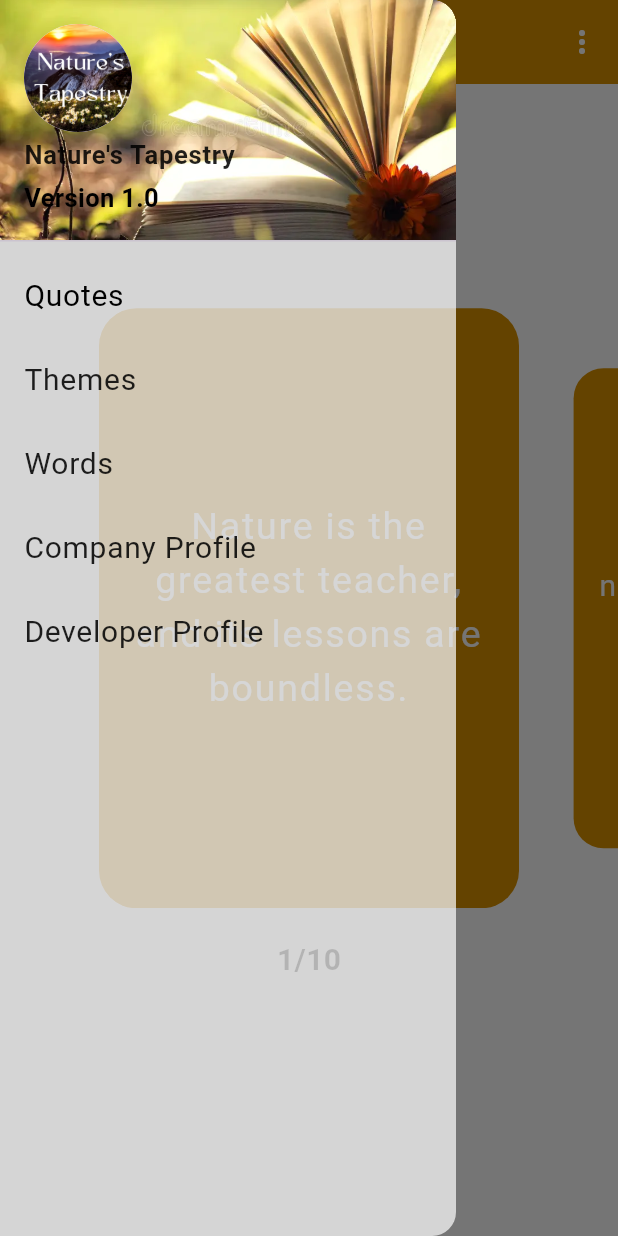
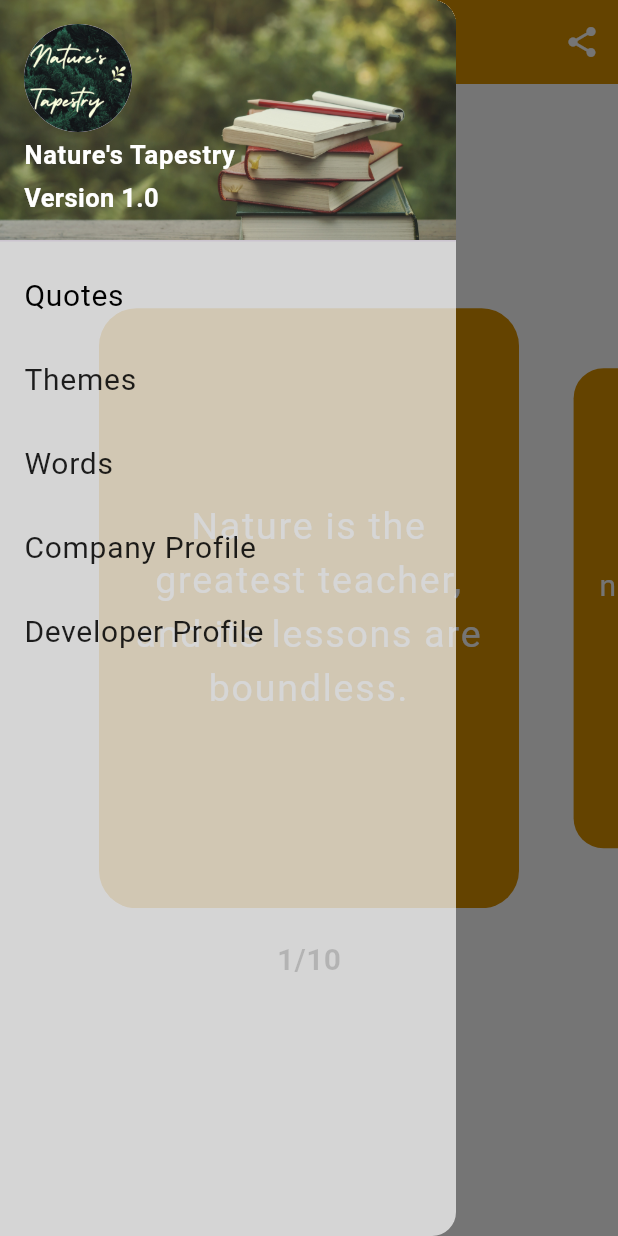
Before and after one commit to rajaganapathy1220/book_application, a Flutter app: the PageViewText screen opened directly, with the side drawer open, on a phone screen of 412 x 824 dp. Run offline on Flutter 3.47's test engine with Material 3 defaults, Android fonts, the phone set to English and light mode, and no system bars; our stand-ins replace flutter_animate, lottie, share_plus.

Commit message:
fianl commit

```diff
--- a/lib/drawer_navigation.dart
+++ b/lib/drawer_navigation.dart
@@ -23,7 +23,7 @@ class _DrawerNavigationState extends State<DrawerNavigation> {
           UserAccountsDrawerHeader(
             decoration: BoxDecoration(
               image: DecorationImage(
-                image: AssetImage('images/natureBG1.webp'),
+                image: AssetImage('images/naturebg.jpeg'),
                 fit: BoxFit.fitWidth,
               ),
             ),
@@ -31,20 +31,20 @@ class _DrawerNavigationState extends State<DrawerNavigation> {
               'Nature\'s Tapestry',
               style: TextStyle(
                 fontWeight: FontWeight.bold,
-                color: Colors.black87,
+                color: Colors.white,
                 fontSize: 17
               ),
             ),
             accountEmail: Text(
               'Version 1.0',
               style: TextStyle(
-                color: Colors.black,
+                color: Colors.white,
                 fontWeight: FontWeight.bold,
                 fontSize: 17
               ),
             ),
             currentAccountPicture: CircleAvatar(
-              backgroundImage: AssetImage('images/Nature Profile.png'),
+              backgroundImage: AssetImage('images/natureProfile.png'),
               radius: 50,
             ),
           ),
--- a/lib/main.dart
+++ b/lib/main.dart
@@ -1,3 +1,6 @@
+import 'package:book_application/page_view_text.dart';
+import 'package:book_application/page_view_theme.dart';
+import 'package:book_application/page_view_words.dart';
 import 'package:book_application/splash_screen.dart';
 import 'package:flutter/material.dart';
 
@@ -33,7 +36,7 @@ class MyApp extends StatelessWidget {
         colorScheme: ColorScheme.fromSeed(seedColor: Colors.deepPurple),
         useMaterial3: true,
       ),
-      home: SplashScreen(),
+      home: PageViewWords(),
     );
   }
 }
```
Also changed, not shown: lib/page_view_text.dart (+4 -19 lines), lib/page_view_theme.dart (+5 -19 lines), lib/page_view_words.dart (+4 -19 lines), images/natureBG1.webp (deleted), images/natureBg.jpg (deleted), images/natureProfile.png (added), images/naturebg.jpeg (added).
